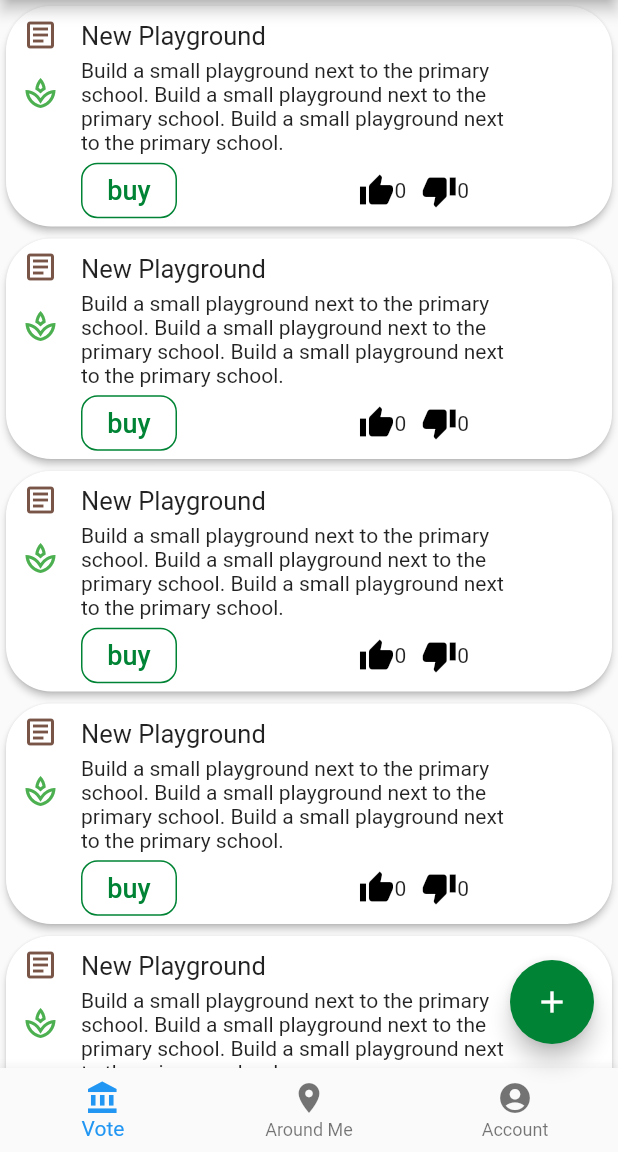
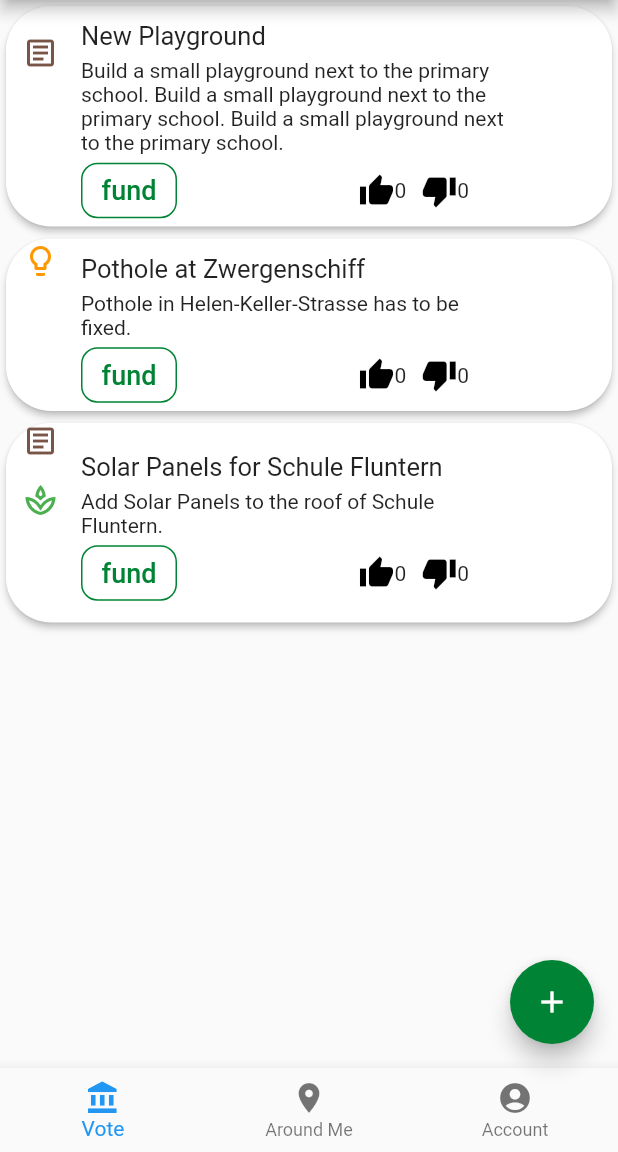
Before and after one commit to ethznerds/mycity, a Flutter app: the screen it shows after launch, on a phone screen of 412 x 824 dp, the part 84-1236 px from its top. Run offline on Flutter 3.47's test engine with Material 2 defaults, Android fonts, the phone set to English and light mode, and no system bars; our stand-ins replace cloud_firestore, firebase_auth, firebase_core, fl_chart, flutter_cache_manager, fluttertoast and 3 more; missing offline and left inert: fluster, zefyr; accounts and stored records are empty.

Commit message:
more projects

```diff
--- a/app/lib/data/some_projects.dart
+++ b/app/lib/data/some_projects.dart
@@ -7,5 +7,8 @@ List<Proposal> _proposals1 = [
 ];
 
 List<Project> projects = [
- Project("adfadf", "New Playground", "Build a small playground next to the primary school. Build a small playground next to the primary school. Build a small playground next to the primary school.", AssetImage('assets/images/playground.jpg'), Stage.proposals, _proposals1, null),
+ Project("adfadf", "New Playground", "Build a small playground next to the primary school. Build a small playground next to the primary school. Build a small playground next to the primary school.", AssetImage('assets/images/playground.jpg'), Stage.proposals, _proposals1, null, false),
+ Project("badsfa", "Pothole at Zwergenschiff", "Pothole in Helen-Keller-Strasse has to be fixed.", AssetImage('assets/images/pothole.jpg'), Stage.initial, _proposals1, null, false),
+ Project("gdsgdg", "Solar Panels for Schule Fluntern", "Add Solar Panels to the roof of Schule Fluntern.", AssetImage('assets/images/solar.jpg'), Stage.proposals, _proposals1, null, true),
+
 ];
--- a/app/lib/main.dart
+++ b/app/lib/main.dart
@@ -86,7 +86,7 @@ class _MyHomePageState extends State<MyHomePage> {
 
   void openProjectEditor(Project? project) {
     Navigator.push(context,
-        MaterialPageRoute(builder: (context)=>ProjectEditor(project ?? Project(null, "", "", null, Stage.initial, [], null)))
+        MaterialPageRoute(builder: (context)=>ProjectEditor(project ?? Project(null, "", "", null, Stage.initial, [], null, false)))
     );
   }
 
--- a/app/lib/models/project.dart
+++ b/app/lib/models/project.dart
@@ -20,13 +20,14 @@ class Project {
   List<Proposal> proposals;
 
   bool sustainability = true;
+  bool education = false;
 
   int upVotes = 0;
   int downVotes = 0;
   int funding = 0;
 
 
-  Project(this.documentId, this.name, this.description, this.image, this.stage, this.proposals, this.location, [ this.richtext]);
+  Project(this.documentId, this.name, this.description, this.image, this.stage, this.proposals, this.location, this.sustainability, [ this.richtext]);
 
   Future<void> save(String name, String description, GeoPoint? location, String? richtext) async {
     final projectsDb = FirebaseFirestore.instance.collection("projects");
@@ -51,5 +52,5 @@ class Project {
 }
 
 List<Project> generateDummyProjects(){
-  return List.generate(20, (i) => new Project("xxxxx$i", "dummy $i", "blujil kj kjh jh jhg jhfhgfjhk uo iu ou oi uo uiiuouoiu ui jkh jkh gjhghgfhgfghfhgf g fhfhgfhfhfhfgf yui yiu oyu yui yiuy io u yoiuyi y iy iy b $i", AssetImage(""), Stage.denied, [], GeoPoint(47.404629 + Random().nextDouble()*1e-2, 8.503784 + Random().nextDouble()*1e-2)));
+  return List.generate(20, (i) => new Project("xxxxx$i", "dummy $i", "blujil kj kjh jh jhg jhfhgfjhk uo iu ou oi uo uiiuouoiu ui jkh jkh gjhghgfhgfghfhgf g fhfhgfhfhfhfgf yui yiu oyu yui yiuy io u yoiuyi y iy iy b $i", AssetImage(""), Stage.denied, [], GeoPoint(47.404629 + Random().nextDouble()*1e-2, 8.503784 + Random().nextDouble()*1e-2), false));
 }
--- a/app/lib/ui/project_item.dart
+++ b/app/lib/ui/project_item.dart
@@ -92,7 +92,7 @@ class _ProjectItemState extends State<ProjectItem> {
                       children: <Widget>[
                         TextButton(
                           child: Text(
-                            "buy",
+                            "fund",
                             style: TextStyle(
                                 color: Theme.of(context).primaryColor,
                                 fontSize: 18),
--- a/app/lib/ui/vote.dart
+++ b/app/lib/ui/vote.dart
@@ -8,7 +8,7 @@ class Vote extends StatefulWidget {
 }
 
 class _VoteState extends State<Vote> {
-  final itemsList = List<String>.generate(20, (i) => "Item ${i + 1}");
+  final itemsList = List<String>.generate(projects.length - 1, (i) => "Item ${i + 1}");
 
   @override
   Widget build(BuildContext context) {
@@ -17,16 +17,15 @@ class _VoteState extends State<Vote> {
 
   ListView generateItemsList() {
     return ListView.builder(
-      itemCount: itemsList.length,
+      itemCount: projects.length,
       itemBuilder: (context, index) {
         return Dismissible(
-          key: Key(itemsList[index]),
+          key: Key(index.toString()),
           child: InkWell(
               onTap: () {
-                print("${itemsList[index]} clicked");
               },
               child: ProjectItem(
-                project: projects[0],
+                project: projects[index],
               )),
           background: slideRightBackground(),
           secondaryBackground: slideLeftBackground(),
@@ -145,26 +144,5 @@ class _VoteState extends State<Vote> {
       ),
     );
   }
-/*  @override
-  Widget build(BuildContext context) {
-    return ListView.builder(
-      padding: EdgeInsets.all(10),
-        itemCount: 15,
-        itemBuilder: (context, i) {
-        return Card(
-          child: Padding(
-            padding: EdgeInsets.only(
-                top: 6.0, left: 6.0, right: 6.0, bottom: 6.0),
-            child: ExpansionTile(
-              title: Text('Birth of Universe'),
-              children: <Widget>[
-                Text('Big Bang'),
-                Text('Birth of the Sun'),
-                Text('Earth is Born'),
-              ],
-            ),
-          ),
-        );
-        });
-  }}*/
+
 }
```
Also changed, not shown: app/lib/ui/fund_project.dart (+7 -3 lines), app/lib/ui/project_page.dart (+13 -1 lines), app/assets/images/pothole.jpg (added), app/assets/images/solar.jpg (added).
